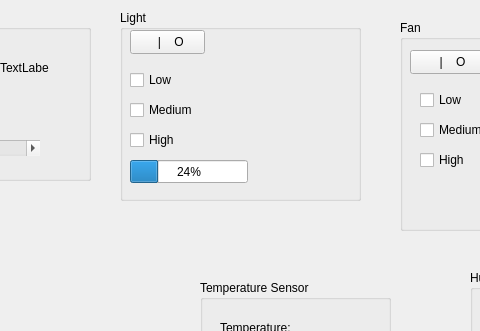
The window that mainwindow.ui (MaksPyvo/project3_section2_.Group7) describes before a commit, drawn with Qt 5; both pictures show x 150 to 630 and y 0 to 331 of the 1402 by 600 pixel window.
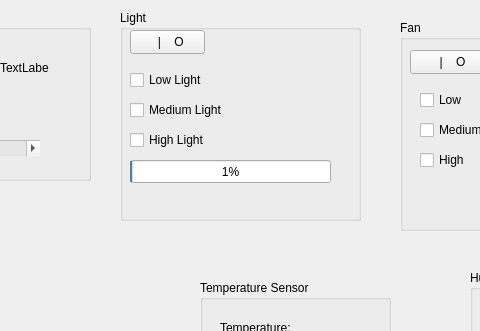
The same window after the commit.

Commit message: Implemented: light class has implemented including reading from file to populate data.

Patch:
```diff
--- a/mainwindow.ui
+++ b/mainwindow.ui
@@ -85,7 +85,7 @@
       <x>270</x>
       <y>10</y>
       <width>241</width>
-      <height>191</height>
+      <height>211</height>
      </rect>
     </property>
     <property name="title">
@@ -109,12 +109,21 @@
       <rect>
        <x>10</x>
        <y>150</y>
-       <width>118</width>
+       <width>201</width>
        <height>23</height>
       </rect>
      </property>
+     <property name="sizePolicy">
+      <sizepolicy hsizetype="Maximum" vsizetype="Maximum">
+       <horstretch>0</horstretch>
+       <verstretch>0</verstretch>
+      </sizepolicy>
+     </property>
+     <property name="autoFillBackground">
+      <bool>false</bool>
+     </property>
      <property name="value">
-      <number>24</number>
+      <number>1</number>
      </property>
     </widget>
     <widget class="QCheckBox" name="checkBox_4">
@@ -127,7 +136,7 @@
       </rect>
      </property>
      <property name="text">
-      <string>Low</string>
+      <string>Low Light</string>
      </property>
     </widget>
     <widget class="QCheckBox" name="checkBox_5">
@@ -135,12 +144,12 @@
       <rect>
        <x>10</x>
        <y>90</y>
-       <width>75</width>
+       <width>101</width>
        <height>20</height>
       </rect>
      </property>
      <property name="text">
-      <string>Medium</string>
+      <string>Medium Light</string>
      </property>
     </widget>
     <widget class="QCheckBox" name="checkBox_3">
@@ -153,7 +162,20 @@
       </rect>
      </property>
      <property name="text">
-      <string>High</string>
+      <string>High Light</string>
+     </property>
+    </widget>
+    <widget class="QLabel" name="LightError">
+     <property name="geometry">
+      <rect>
+       <x>10</x>
+       <y>180</y>
+       <width>191</width>
+       <height>16</height>
+      </rect>
+     </property>
+     <property name="text">
+      <string/>
      </property>
     </widget>
    </widget>
```
Left out of the diff: 8 changed lines with no effect on the pictures. The commit also changes 5 other files.
